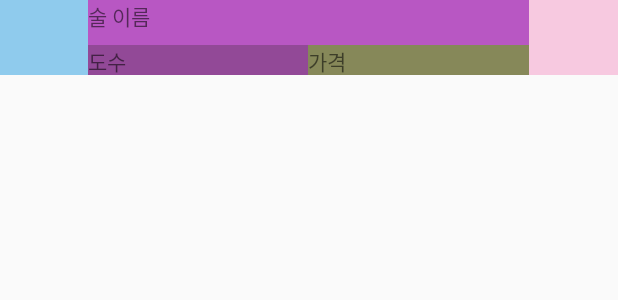
After one commit to JNU-Include/C2H6O, an Android app: the layout listview_item.xml on its own in the app's theme, with its tools: preview values and no code run, on a phone screen of 412 x 824 dp. The commit adds this screen. Shown: the top 300 px of the screen. Run offline under Robolectric (Android 15) with nearby library versions, the phone set to English and light mode, and no system bars.

Commit message:
create beer page listview

```diff
--- a/C2H6O/app/src/main/res/layout/beer_main.xml
+++ b/C2H6O/app/src/main/res/layout/beer_main.xml
@@ -1,10 +1,11 @@
 <?xml version="1.0" encoding="utf-8"?>
 <LinearLayout xmlns:android="http://schemas.android.com/apk/res/android"
     android:orientation="vertical" android:layout_width="match_parent"
-    android:layout_height="match_parent"
-    android:background="#82f5a4">
+    android:layout_height="match_parent">
 
     <ListView
+        android:id="@+id/beerlist"
+        android:background="#7718a581"
         android:layout_width="match_parent"
         android:layout_height="match_parent">
 
--- /dev/null
+++ b/C2H6O/app/src/main/res/layout/listview_item.xml
@@ -0,0 +1,59 @@
+<?xml version="1.0" encoding="utf-8"?>
+<LinearLayout xmlns:android="http://schemas.android.com/apk/res/android"
+    android:orientation="horizontal" android:layout_width="match_parent"
+    android:layout_height="50dp">
+
+    <ImageView
+        android:background="#771595dd"
+        android:layout_width="0dp"
+        android:layout_height="match_parent"
+        android:layout_weight="1"
+        android:id="@+id/alcohol_icon" />
+
+    <LinearLayout
+        android:background="#77ab1856"
+        android:layout_width="0dp"
+        android:layout_height="match_parent"
+        android:layout_weight="5"
+        android:orientation="vertical">
+        <TextView
+            android:background="#779515da"
+            android:id="@+id/alcohol_name"
+            android:layout_width="match_parent"
+            android:layout_height="0dp"
+            android:layout_weight="1.5"
+            android:text="술 이름"
+            />
+
+        <LinearLayout
+            android:background="#77155895"
+            android:layout_width="match_parent"
+            android:layout_height="0dp"
+            android:layout_weight="1"
+            android:orientation="horizontal">
+
+            <TextView
+                android:background="#77ab158a"
+                android:id="@+id/alcohol_degree"
+                android:layout_width="0dp"
+                android:layout_height="match_parent"
+                android:layout_weight="1"
+                android:text="도수"/>
+            <TextView
+                android:background="#77929a05"
+                android:id="@+id/alohol_price"
+                android:layout_width="0dp"
+                android:layout_height="match_parent"
+                android:layout_weight="1"
+                android:text="가격"/>
+        </LinearLayout>
+    </LinearLayout>
+
+    <ImageButton
+        android:background="#77f290c2"
+        android:id="@+id/btn_explain"
+        android:layout_width="0dp"
+        android:layout_height="50dp"
+        android:layout_weight="1"/>
+
+</LinearLayout>
```
Also changed, not shown: C2H6O/app/src/main/java/com/example/team1288/c2h6o/Beer_mainActivity.java (+21 -0 lines), C2H6O/app/src/main/java/com/example/team1288/c2h6o/ListViewAdapter.java (added, +92 -0 lines), C2H6O/app/src/main/java/com/example/team1288/c2h6o/ListViewItem.java (added, +58 -0 lines), C2H6O/app/src/main/res/menu/drawer.xml (added, +18 -0 lines), C2H6O/app/src/main/res/drawable/ic_arrow.png (added), C2H6O/app/src/main/res/drawable/ic_beer.png (added).
